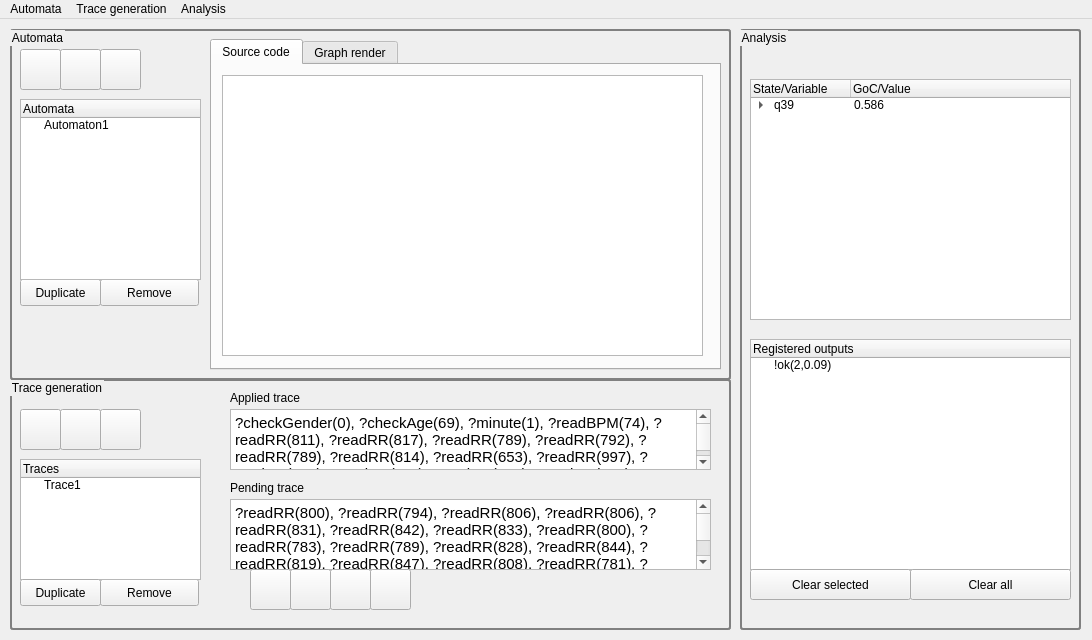
Qt form gui/mainwindow.ui (FINDOSKDI/AUNTY) before a commit.
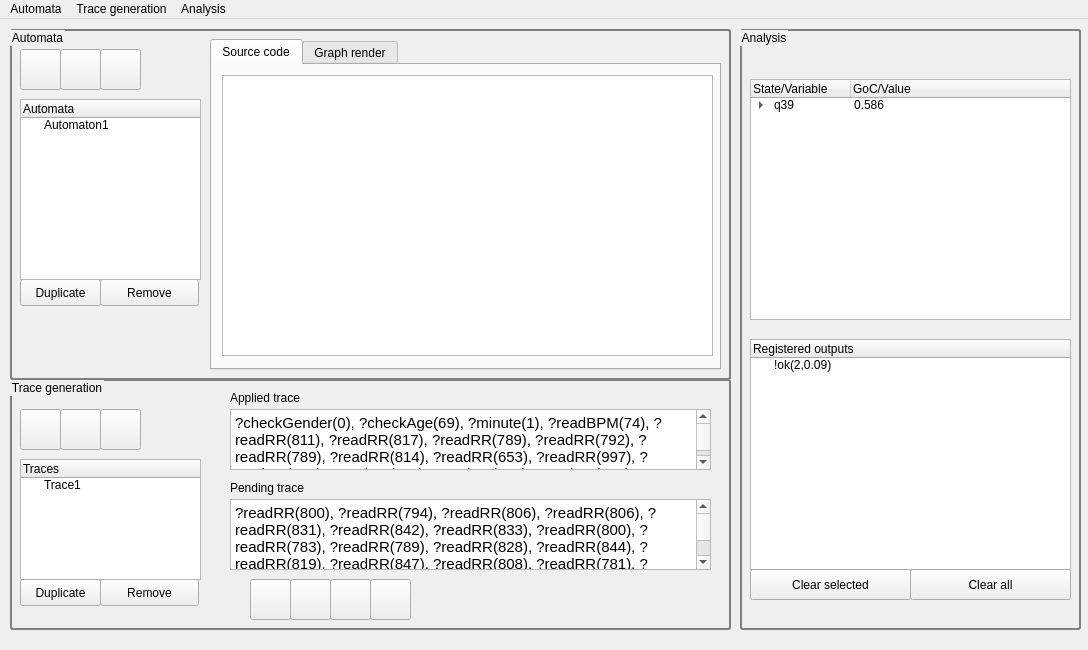
The same form after that commit. Icons and pictures are not drawn.

The edit to the form file:
```diff
--- a/gui/mainwindow.ui
+++ b/gui/mainwindow.ui
@@ -6,10 +6,28 @@
    <rect>
     <x>0</x>
     <y>0</y>
-    <width>1092</width>
-    <height>640</height>
+    <width>1088</width>
+    <height>650</height>
    </rect>
   </property>
+  <property name="sizePolicy">
+   <sizepolicy hsizetype="Fixed" vsizetype="Fixed">
+    <horstretch>0</horstretch>
+    <verstretch>0</verstretch>
+   </sizepolicy>
+  </property>
+  <property name="minimumSize">
+   <size>
+    <width>1088</width>
+    <height>650</height>
+   </size>
+  </property>
+  <property name="maximumSize">
+   <size>
+    <width>1088</width>
+    <height>650</height>
+   </size>
+  </property>
   <property name="windowTitle">
    <string>AUNTY</string>
   </property>
@@ -178,7 +196,7 @@
         <rect>
          <x>10</x>
          <y>10</y>
-         <width>481</width>
+         <width>491</width>
          <height>281</height>
         </rect>
        </property>
@@ -471,7 +489,7 @@
      <property name="geometry">
       <rect>
        <x>320</x>
-       <y>190</y>
+       <y>200</y>
        <width>41</width>
        <height>41</height>
       </rect>
@@ -494,7 +512,7 @@
      <property name="geometry">
       <rect>
        <x>240</x>
-       <y>190</y>
+       <y>200</y>
        <width>41</width>
        <height>41</height>
       </rect>
@@ -517,7 +535,7 @@
      <property name="geometry">
       <rect>
        <x>360</x>
-       <y>190</y>
+       <y>200</y>
        <width>41</width>
        <height>41</height>
       </rect>
@@ -540,7 +558,7 @@
      <property name="geometry">
       <rect>
        <x>280</x>
-       <y>190</y>
+       <y>200</y>
        <width>41</width>
        <height>41</height>
       </rect>
@@ -592,7 +610,7 @@
     <rect>
      <x>0</x>
      <y>0</y>
-     <width>1092</width>
+     <width>1088</width>
      <height>25</height>
     </rect>
    </property>
```
Left out of the diff: 151 changed lines with no effect on the pictures.
